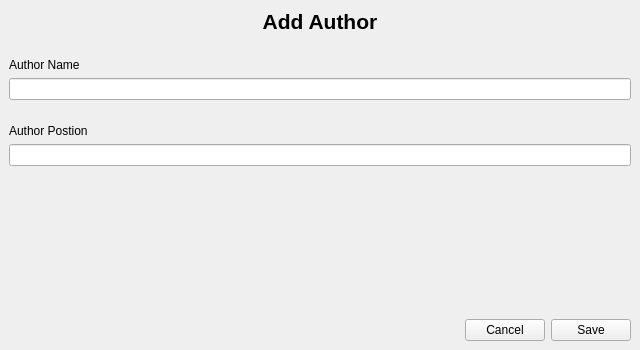
Qt form src/ui/addAuthorDialog.ui (layup/LIMS) before a commit.
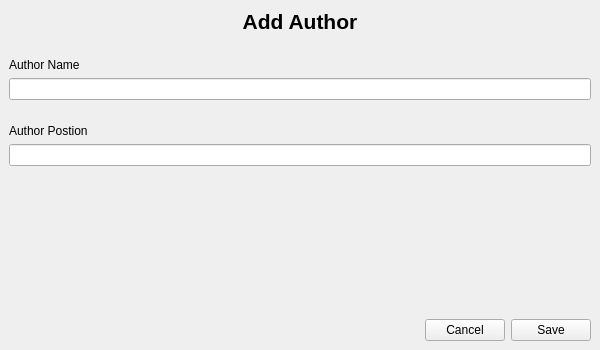
The same form after that commit.

Diff of the .ui file:
```diff
--- a/src/ui/addAuthorDialog.ui
+++ b/src/ui/addAuthorDialog.ui
@@ -6,7 +6,7 @@
    <rect>
     <x>0</x>
     <y>0</y>
-    <width>640</width>
+    <width>600</width>
     <height>350</height>
    </rect>
   </property>
@@ -18,7 +18,7 @@
   </property>
   <property name="maximumSize">
    <size>
-    <width>16777215</width>
+    <width>600</width>
     <height>350</height>
    </size>
   </property>
```
